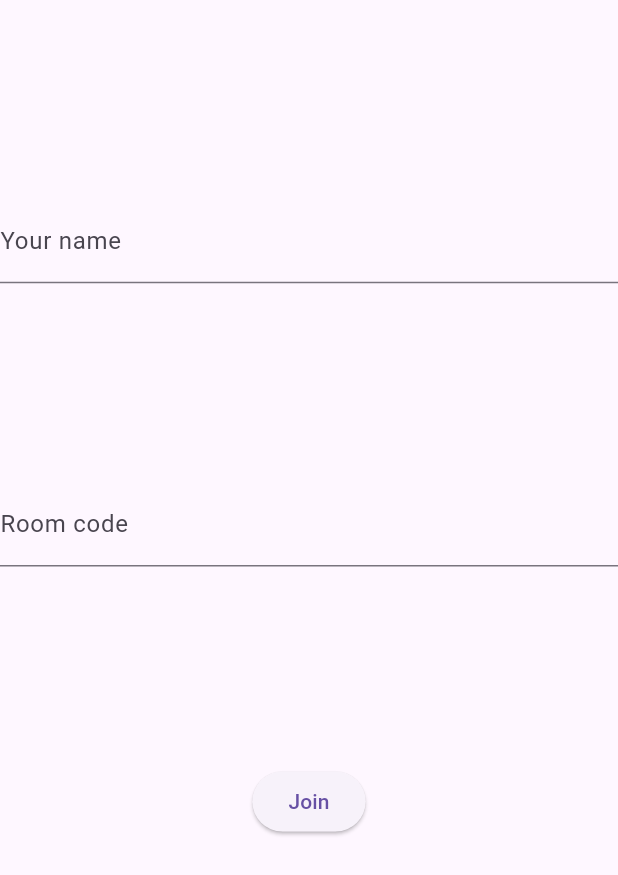
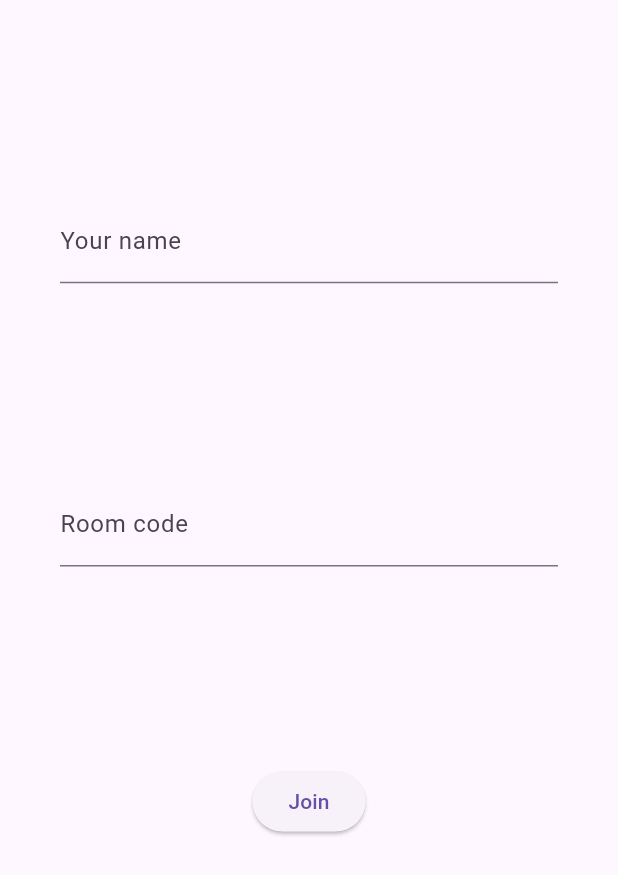
Before and after one commit to qlife1146/boardgame_turn, a Flutter app: the screen it shows after launch, after a tap on "Guest", on a phone screen of 412 x 824 dp. Shown: the top 875 px of the screen. Run offline on Flutter 3.47's test engine with Material 3 defaults, Android fonts, the light colour scheme and no system bars; our stand-ins replace circular_countdown_timer, cloud_firestore, device_preview, firebase_core, numberpicker, vibration; accounts and stored records are empty.

Commit message:
macOS 업데이트 전

```diff
--- a/lib/dart/function/multi_setting.dart
+++ b/lib/dart/function/multi_setting.dart
@@ -40,7 +40,7 @@ class _MultiSettingState extends State<MultiSetting> {
         child: Column(
           mainAxisAlignment: MainAxisAlignment.center,
           children: <Widget>[
-            Text("Seconds"),
+            const Text("Seconds"),
             NumberPicker(
               minValue: 0,
               maxValue: 180,
@@ -57,7 +57,7 @@ class _MultiSettingState extends State<MultiSetting> {
                 border: Border.all(color: Colors.black26),
               ),
             ),
-            Text(
+            const Text(
               "0은 무제한",
               style: TextStyle(
                 fontSize: 10,
--- a/lib/dart/screen/guest_screen.dart
+++ b/lib/dart/screen/guest_screen.dart
@@ -18,44 +18,60 @@ class _GuestScreenState extends State<GuestScreen> {
 
   @override
   void initState() {
-    // TODO: implement initState
     super.initState();
     roomStream = widget.roomStream;
   }
 
   @override
   Widget build(BuildContext context) {
-    return Scaffold(
-      body: Column(
+    return PopScope(
+      child: Scaffold(
+        body: SafeArea(
+          child: Column(
             mainAxisAlignment: MainAxisAlignment.spaceEvenly,
             children: [
-          TextFormField(
+              Padding(
+                padding: const EdgeInsets.symmetric(horizontal: 40.0),
+                child: TextField(
                   controller: _nameController,
                   decoration: InputDecoration(labelText: "Your name"),
                   textInputAction: TextInputAction.next,
                 ),
-          TextFormField(
+              ),
+              Padding(
+                padding: const EdgeInsets.symmetric(horizontal: 40.0),
+                child: TextField(
                   controller: _roomCodeController,
                   decoration: InputDecoration(labelText: "Room code"),
-            keyboardType: TextInputType.number,
                   textInputAction: TextInputAction.continueAction,
                 ),
-          ElevatedButton(onPressed: _joinRoom, child: Text("Join")),
+              ),
+              ElevatedButton(
+                onPressed: _joinRoom,
+                child: Text("Join"),
+              ),
               StreamBuilder<DocumentSnapshot>(
                 stream: roomStream,
                 builder: (context, snapshot) {
+                  //snapshot의 Connection 상태가 active일 때 && 데이터가 들어있을 때
                   if (snapshot.connectionState == ConnectionState.active &&
                       snapshot.hasData) {
-                  var roomData = snapshot.data!.data() as Map<String, dynamic>;
+                    var roomData =
+                        snapshot.data!.data() as Map<String, dynamic>;
                     if (!roomData['guests'].contains(_nameController.text)) {
-                    WidgetsBinding.instance.addPostFrameCallback((_) {
+                      WidgetsBinding.instance.addPostFrameCallback(
+                        (_) {
                           _showBannedDialog();
-                    });
+                        },
+                      );
                     }
                   }
                   return SizedBox.shrink();
-              })
+                },
+              )
             ],
+          ),
+        ),
       ),
     );
   }
@@ -74,6 +90,7 @@ class _GuestScreenState extends State<GuestScreen> {
         _hostName = roomData['host'];
         roomStream = roomDoc.snapshots();
 
+        if (!mounted) return;
         showDialog(
           context: context,
           builder: (context) => AlertDialog(
@@ -86,9 +103,11 @@ class _GuestScreenState extends State<GuestScreen> {
                     List<String> guests = List<String>.from(roomData['guests']);
                     guests.add(_nameController.text); // =guest name
 
-                    await roomDoc.update({
+                    await roomDoc.update(
+                      {
                         'guests': guests,
-                    });
+                      },
+                    );
 
                     Navigator.push(
                       context,
@@ -96,7 +115,9 @@ class _GuestScreenState extends State<GuestScreen> {
                         builder: (context) => WaitRoomScreen(
                           roomCode: _roomCodeController.text,
                           guestName: _nameController.text,
-                                )));
+                        ),
+                      ),
+                    );
                   },
                   child: Text("Yes"))
             ],
--- a/lib/dart/screen/is_local_screen.dart
+++ b/lib/dart/screen/is_local_screen.dart
@@ -28,7 +28,7 @@ class _IsLocalScreenState extends State<IsLocalScreen> {
                     ),
                   );
                 },
-                child: Text("Local"),
+                child: const Text("Local"),
               ),
               ElevatedButton(
                 onPressed: () {
--- a/lib/main.dart
+++ b/lib/main.dart
@@ -1,13 +1,20 @@
+import 'package:device_preview/device_preview.dart';
 import 'package:firebase_core/firebase_core.dart';
 import 'package:flutter/material.dart';
 import 'package:vscode/firebase_options.dart';
 
 import 'dart/screen/is_local_screen.dart';
 
+// void main() async {
+//   WidgetsFlutterBinding.ensureInitialized();
+//   await Firebase.initializeApp(options: DefaultFirebaseOptions.currentPlatform);
+//   runApp(const MainApp());
+// }
+
 void main() async {
   WidgetsFlutterBinding.ensureInitialized();
   await Firebase.initializeApp(options: DefaultFirebaseOptions.currentPlatform);
-  runApp(const MainApp());
+  runApp(DevicePreview(builder: (context) => const MainApp()));
 }
 
 class MainApp extends StatelessWidget {
```
Also changed, not shown: analysis_options.yaml (+7 -3 lines), lib/dart/screen/host_screen.dart (+85 -66 lines), lib/dart/screen/timer_setting_screen.dart (+16 -8 lines), pubspec.lock, 1 other file. Lines whose indentation alone changed are shown as unchanged.
